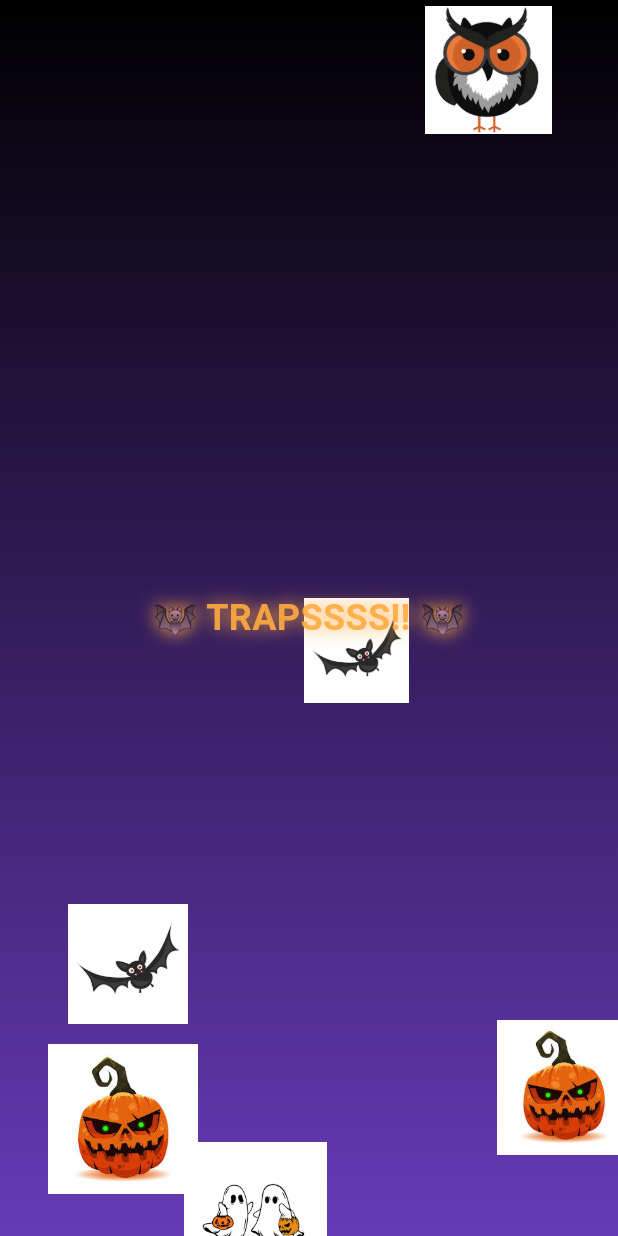
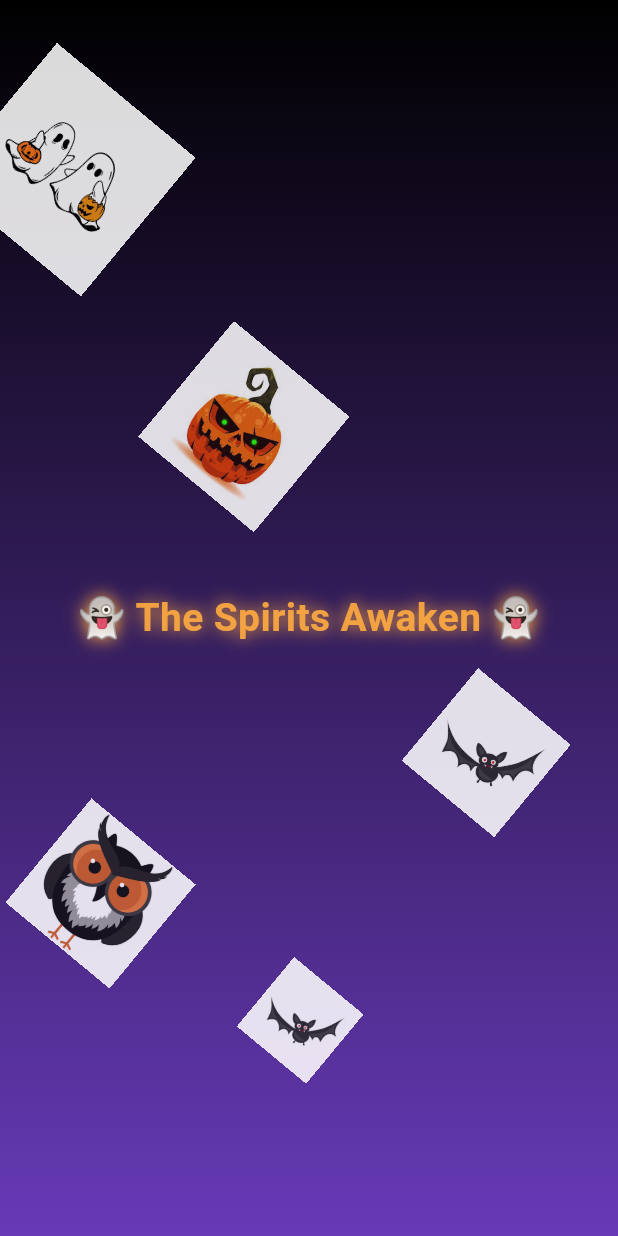
Before and after one commit to Lavanyathangaraj/mad_inclass_activity_9, a Flutter app: the screen it shows after launch, after a tap on the "arrow forward" icon, on a phone screen of 412 x 824 dp. Run offline on Flutter 3.47's test engine with Material 3 defaults, Android fonts, the light colour scheme and no system bars.

Commit message:
Animated Spooky Characters

```diff
--- a/lib/main.dart
+++ b/lib/main.dart
@@ -93,65 +93,45 @@
   State<SpookyPage> createState() => _SpookyPageState();
 }
 
-class _SpookyPageState extends State<SpookyPage>
-    with SingleTickerProviderStateMixin {
+class _SpookyPageState extends State<SpookyPage> with SingleTickerProviderStateMixin {
   late AnimationController _controller;
   final Random _random = Random();
 
-  List<Offset> _positions = [];
+  late List<_SpookyObject> _objects;
 
   @override
   void initState() {
     super.initState();
-    _generateInitialPositions();
-    _controller =
-        AnimationController(vsync: this, duration: const Duration(seconds: 5))
-          ..addListener(() {
-            if (_controller.status == AnimationStatus.completed) {
-              _generateNewPositions();
-              _controller.repeat();
-            }
-            setState(() {});
-          })
-          ..repeat();
+
+    _controller = AnimationController(
+      vsync: this,
+      duration: const Duration(seconds: 10),
+    )..repeat(reverse: true);
+
+    _objects = [
+      _SpookyObject('assets/images/bat.png', 80),
+      _SpookyObject('assets/images/bat.png', 60),
+      _SpookyObject('assets/images/pumpkin.jpeg', 100),
+      _SpookyObject('assets/images/owl.png', 90),
+      _SpookyObject('assets/images/ghost1.png', 120),
+    ];
   }
 
-  void _generateInitialPositions() {
-    _positions = List.generate(6, (_) {
-      return Offset(
-        _random.nextDouble(),
-        _random.nextDouble(),
-      );
-    });
-  }
+  Widget _buildSpookyObject(_SpookyObject obj, int index, Size size) {
+    final double dx = sin((_controller.value * 2 * pi) + index) * 100 +
+        _random.nextDouble() * size.width * 0.8;
+    final double dy = cos((_controller.value * 2 * pi) + index) * 60 +
+        _random.nextDouble() * size.height * 0.8;
 
-  void _generateNewPositions() {
-    _positions = List.generate(6, (_) {
-      return Offset(
-        _random.nextDouble(),
-        _random.nextDouble(),
-      );
-    });
-  }
-
-  @override
-  void dispose() {
-    _controller.dispose();
-    super.dispose();
-  }
-
-  Widget _animatedObject(int index, String asset, double size) {
-    final dx = _positions[index].dx;
-    final dy = _positions[index].dy;
-
-    return AnimatedPositioned(
-      duration: const Duration(seconds: 5),
-      curve: Curves.easeInOut,
-      left: dx * MediaQuery.of(context).size.width,
-      top: dy * MediaQuery.of(context).size.height,
+    return Positioned(
+      left: dx,
+      top: dy,
+      child: Transform.rotate(
+        angle: _controller.value * 2 * pi,
         child: Opacity(
-        opacity: 0.8 + 0.2 * sin(_controller.value * 2 * pi),
-        child: Image.asset(asset, width: size),
+          opacity: 0.6 + 0.4 * sin(_controller.value * 2 * pi),
+          child: Image.asset(obj.asset, width: obj.size),
+        ),
       ),
     );
   }
@@ -159,7 +139,11 @@
   @override
   Widget build(BuildContext context) {
     return Scaffold(
-      body: Stack(
+      body: AnimatedBuilder(
+        animation: _controller,
+        builder: (context, _) {
+          final size = MediaQuery.of(context).size;
+          return Stack(
             children: [
               Positioned.fill(
                 child: Container(
@@ -172,23 +156,17 @@
                   ),
                 ),
               ),
-          Stack(
-            children: [
-              _animatedObject(0, 'assets/images/bat.png', 80),
-              _animatedObject(1, 'assets/images/bat.png', 70),
-              _animatedObject(2, 'assets/images/pumpkin.jpeg', 90),
-              _animatedObject(3, 'assets/images/pumpkin.jpeg', 100),
-              _animatedObject(4, 'assets/images/owl.png', 85),
-              _animatedObject(5, 'assets/images/ghost1.png', 95),
-            ],
+              ...List.generate(
+                _objects.length,
+                (index) => _buildSpookyObject(_objects[index], index, size),
               ),
               Align(
                 alignment: Alignment.center,
                 child: Text(
-              "🦇 TRAPSSSS!! 🦇",
+                  "👻 The Spirits Awaken 👻",
                   style: TextStyle(
                     color: Colors.orangeAccent.withOpacity(0.9),
-                fontSize: 24,
+                    fontSize: 26,
                     fontWeight: FontWeight.bold,
                     shadows: [
                       Shadow(blurRadius: 15, color: Colors.orangeAccent),
@@ -198,7 +176,21 @@
                 ),
               ),
             ],
+          );
+        },
       ),
     );
   }
+
+  @override
+  void dispose() {
+    _controller.dispose();
+    super.dispose();
   }
+}
+
+class _SpookyObject {
+  final String asset;
+  final double size;
+  _SpookyObject(this.asset, this.size);
+}
```
Lines whose indentation alone changed are shown as unchanged.
